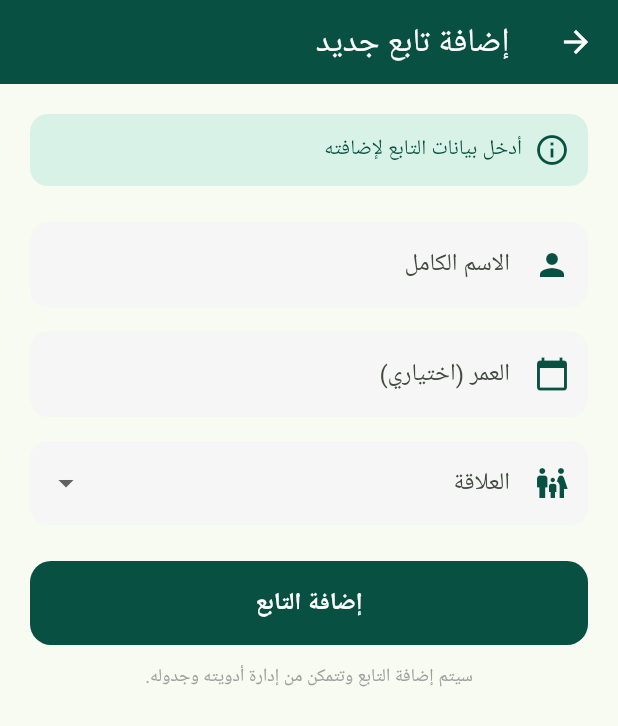
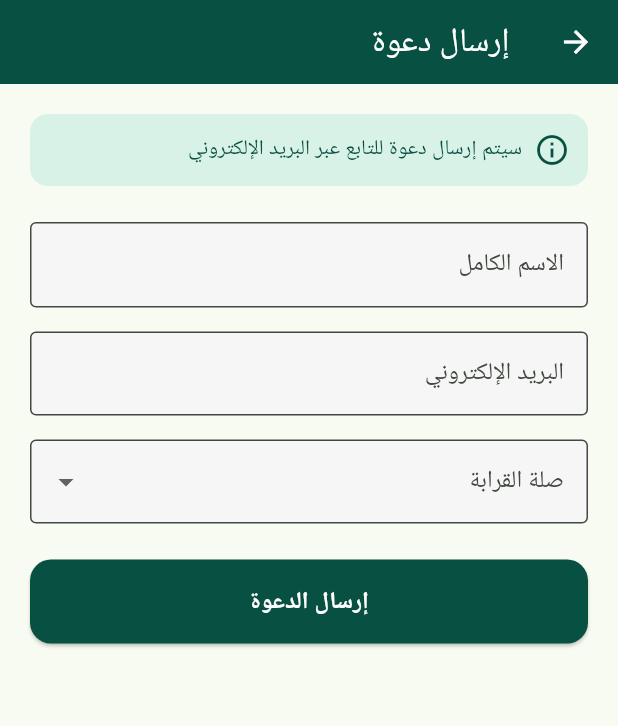
Before and after one commit to csrama/Portfolio_Project, a Flutter app: the AddDependentScreen screen opened directly, on a phone screen of 412 x 824 dp. Shown: the top 726 px of the screen. Run offline on Flutter 3.47's test engine with Material 3 defaults, Android fonts, the phone set to English and light mode, and no system bars; our stand-ins replace awesome_notifications, dio, flutter_secure_storage, google_sign_in, shared_preferences; accounts and stored records are empty; Roboto replaces fonts that are missing (Cairo).

```diff
--- a/frontend/lib/views/dashboard/add_dependent_screen.dart
+++ b/frontend/lib/views/dashboard/add_dependent_screen.dart
@@ -1,3 +1,4 @@
+// lib/views/dashboard/add_dependent_screen.dart
 import 'package:flutter/material.dart';
 import 'package:provider/provider.dart';
 import '../../providers/auth_provider.dart';
@@ -12,8 +13,8 @@ class AddDependentScreen extends StatefulWidget {
 
 class _AddDependentScreenState extends State<AddDependentScreen> {
   final _formKey = GlobalKey<FormState>();
+  final _emailController = TextEditingController();
   final _nameController = TextEditingController();
-  final _ageController = TextEditingController();
   String? _selectedRelationship;
   bool _isLoading = false;
 
@@ -27,28 +28,17 @@ class _AddDependentScreenState extends State<AddDependentScreen> {
 
   @override
   void dispose() {
+    _emailController.dispose();
     _nameController.dispose();
-    _ageController.dispose();
     super.dispose();
   }
 
-  Future<void> _addDependent() async {
-    if (!_formKey.currentState!.validate()) {
-      return;
-    }
+  Future<void> _sendInvitation() async {
+    if (!_formKey.currentState!.validate()) return;
 
+    final email = _emailController.text.trim();
     final fullName = _nameController.text.trim();
     final relationship = _selectedRelationship;
-
-    if (fullName.isEmpty) {
-      _showSnackBar('الاسم الكامل مطلوب', Colors.red);
-      return;
-    }
-
-    if (relationship == null) {
-      _showSnackBar('الرجاء اختيار العلاقة', Colors.red);
-      return;
-    }
 
     setState(() => _isLoading = true);
 
@@ -61,19 +51,10 @@ class _AddDependentScreenState extends State<AddDependentScreen> {
         return;
       }
 
-      // Convert age to approximate date of birth if provided
-      String? dateOfBirth;
-      final age = int.tryParse(_ageController.text.trim());
-      if (age != null && age > 0) {
-        final now = DateTime.now();
-        dateOfBirth = DateTime(now.year - age, now.month, now.day)
-            .toIso8601String();
-      }
-
       final body = {
+        'email': email,
         'full_name': fullName,
         'relationship': relationship,
-        if (dateOfBirth != null) 'date_of_birth': dateOfBirth,
       };
 
       final response = await ApiService.postJson(
@@ -83,26 +64,16 @@ class _AddDependentScreenState extends State<AddDependentScreen> {
       );
 
       if (response['success'] == true) {
-        if (mounted) {
-          ScaffoldMessenger.of(context).showSnackBar(
-            const SnackBar(
-              content: Text('تم إضافة التابع بنجاح'),
-              backgroundColor: Color(0xFF085041),
-            ),
-          );
-          Navigator.pop(context);
-        }
+        _showSnackBar('تم إرسال الدعوة بنجاح', const Color(0xFF085041));
+        Navigator.pop(context, true);
       } else {
         _showSnackBar(
-          response['error'] ?? 'فشل إضافة التابع',
+          response['error'] ?? 'فشل إرسال الدعوة',
           Colors.red,
         );
       }
     } catch (e) {
-      _showSnackBar(
-        'حدث خطأ: ${e.toString()}',
-        Colors.red,
-      );
+      _showSnackBar('حدث خطأ: ${e.toString()}', Colors.red);
     } finally {
       if (mounted) setState(() => _isLoading = false);
     }
@@ -122,7 +93,7 @@ class _AddDependentScreenState extends State<AddDependentScreen> {
   Widget build(BuildContext context) {
     return Scaffold(
       appBar: AppBar(
-        title: const Text('إضافة تابع جديد'),
+        title: const Text('إرسال دعوة'),
         backgroundColor: const Color(0xFF085041),
         foregroundColor: Colors.white,
         elevation: 0,
@@ -148,7 +119,7 @@ class _AddDependentScreenState extends State<AddDependentScreen> {
                       SizedBox(width: 8),
                       Expanded(
                         child: Text(
-                          'أدخل بيانات التابع لإضافته',
+                          'سيتم إرسال دعوة للتابع عبر البريد الإلكتروني',
                           style: TextStyle(color: Color(0xFF085041)),
                         ),
                       ),
@@ -157,22 +128,15 @@ class _AddDependentScreenState extends State<AddDependentScreen> {
                 ),
                 const SizedBox(height: 24),
 
-                // اسم التابع
                 TextFormField(
                   controller: _nameController,
                   textAlign: TextAlign.right,
-                  style: const TextStyle(color: Colors.black),
-                  decoration: InputDecoration(
+                  decoration: const InputDecoration(
                     labelText: 'الاسم الكامل',
                     hintText: 'أدخل اسم التابع',
-                    hintStyle: const TextStyle(color: Colors.grey),
-                    border: OutlineInputBorder(
-                      borderRadius: BorderRadius.circular(12),
-                      borderSide: BorderSide.none,
-                    ),
+                    border: OutlineInputBorder(),
                     filled: true,
-                    fillColor: const Color(0xFFF6F6F6),
-                    prefixIcon: const Icon(Icons.person, color: Color(0xFF085041)),
+                    fillColor: Color(0xFFF6F6F6),
                   ),
                   validator: (value) {
                     if (value == null || value.trim().isEmpty) {
@@ -184,35 +148,34 @@ class _AddDependentScreenState extends State<AddDependentScreen> {
                 const SizedBox(height: 16),
 
                 TextFormField(
-                  controller: _ageController,
-                  keyboardType: TextInputType.number,
+                  controller: _emailController,
+                  keyboardType: TextInputType.emailAddress,
                   textAlign: TextAlign.right,
-                  style: const TextStyle(color: Colors.black),
-                  decoration: InputDecoration(
-                    labelText: 'العمر (اختياري)',
-                    hintText: 'أدخل عمر التابع',
-                    hintStyle: const TextStyle(color: Colors.grey),
-                    border: OutlineInputBorder(
-                      borderRadius: BorderRadius.circular(12),
-                      borderSide: BorderSide.none,
-                    ),
+                  decoration: const InputDecoration(
+                    labelText: 'البريد الإلكتروني',
+                    hintText: 'example@email.com',
+                    border: OutlineInputBorder(),
                     filled: true,
-                    fillColor: const Color(0xFFF6F6F6),
-                    prefixIcon: const Icon(Icons.calendar_today, color: Color(0xFF085041)),
+                    fillColor: Color(0xFFF6F6F6),
                   ),
+                  validator: (value) {
+                    if (value == null || value.trim().isEmpty) {
+                      return 'البريد الإلكتروني مطلوب';
+                    }
+                    if (!value.contains('@') || !value.contains('.')) {
+                      return 'البريد الإلكتروني غير صحيح';
+                    }
+                    return null;
+                  },
                 ),
                 const SizedBox(height: 16),
 
                 DropdownButtonFormField<String>(
-                  decoration: InputDecoration(
-                    labelText: 'العلاقة',
-                    border: OutlineInputBorder(
-                      borderRadius: BorderRadius.circular(12),
-                      borderSide: BorderSide.none,
-                    ),
+                  decoration: const InputDecoration(
+                    labelText: 'صلة القرابة',
+                    border: OutlineInputBorder(),
                     filled: true,
-                    fillColor: const Color(0xFFF6F6F6),
-                    prefixIcon: const Icon(Icons.family_restroom, color: Color(0xFF085041)),
+                    fillColor: Color(0xFFF6F6F6),
                   ),
                   value: _selectedRelationship,
                   items: _relationships.map((item) {
@@ -236,13 +199,12 @@ class _AddDependentScreenState extends State<AddDependentScreen> {
                 SizedBox(
                   height: 56,
                   child: ElevatedButton(
-                    onPressed: _isLoading ? null : _addDependent,
+                    onPressed: _isLoading ? null : _sendInvitation,
                     style: ElevatedButton.styleFrom(
                       backgroundColor: const Color(0xFF085041),
                       shape: RoundedRectangleBorder(
                         borderRadius: BorderRadius.circular(14),
                       ),
-                      elevation: 0,
                     ),
                     child: _isLoading
                         ? const SizedBox(
@@ -254,7 +216,7 @@ class _AddDependentScreenState extends State<AddDependentScreen> {
                             ),
                           )
                         : const Text(
-                            'إضافة التابع',
+                            'إرسال الدعوة',
                             style: TextStyle(
                               fontSize: 16,
                               fontWeight: FontWeight.bold,
@@ -262,12 +224,6 @@ class _AddDependentScreenState extends State<AddDependentScreen> {
                             ),
                           ),
                   ),
-                ),
-                const SizedBox(height: 12),
-                const Text(
-                  'سيتم إضافة التابع وتتمكن من إدارة أدويته وجدوله.',
-                  textAlign: TextAlign.center,
-                  style: TextStyle(fontSize: 12, color: Colors.grey),
                 ),
               ],
             ),
--- a/frontend/lib/views/dashboard/dependents_screen.dart
+++ b/frontend/lib/views/dashboard/dependents_screen.dart
@@ -1,3 +1,4 @@
+// lib/views/dashboard/dependents_screen.dart
 import 'package:flutter/material.dart';
 import 'package:provider/provider.dart';
 import '../../providers/auth_provider.dart';
@@ -91,7 +92,6 @@ class _DependentsScreenState extends State<DependentsScreen> {
                       selectedRelationship = value;
                     });
                   },
-                  textAlign: TextAlign.right,
                 ),
                 const SizedBox(height: 20),
                 ElevatedButton(
```
Also changed, not shown: frontend/lib/models/dependent.dart (+8 -8 lines), frontend/lib/services/dependent_service.dart (+12 -1 lines), 6 other files.
